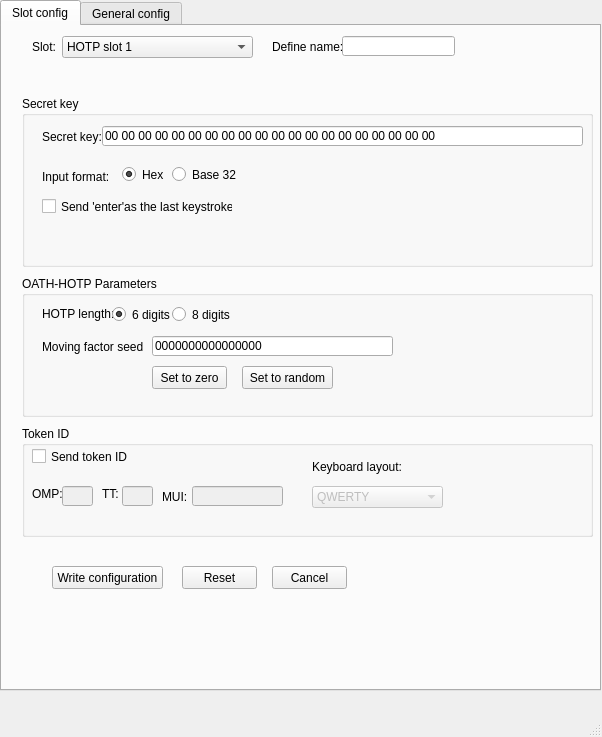
Old version of the form PC software/CryptoStickGUI/mainwindow.ui in the repository Nitrokey/nitrokey-pro-firmware.
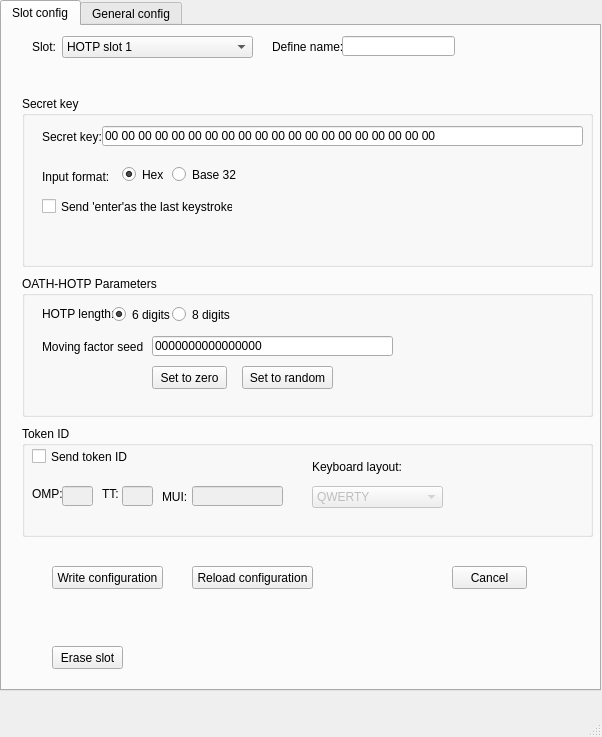
New version of the form.

The edit to the form file:
```diff
--- a/PC software/CryptoStickGUI/mainwindow.ui
+++ b/PC software/CryptoStickGUI/mainwindow.ui
@@ -33,14 +33,14 @@
      <widget class="QPushButton" name="resetButton">
       <property name="geometry">
        <rect>
-        <x>180</x>
+        <x>190</x>
         <y>540</y>
-        <width>75</width>
+        <width>121</width>
         <height>23</height>
        </rect>
       </property>
       <property name="text">
-       <string>Reset</string>
+       <string>Reload configuration</string>
       </property>
      </widget>
      <widget class="QGroupBox" name="groupBox">
@@ -149,7 +149,7 @@
      <widget class="QPushButton" name="cancelButton">
       <property name="geometry">
        <rect>
-        <x>270</x>
+        <x>450</x>
         <y>540</y>
         <width>75</width>
         <height>23</height>
@@ -523,6 +523,19 @@
        </property>
       </widget>
      </widget>
+     <widget class="QPushButton" name="eraseButton">
+      <property name="geometry">
+       <rect>
+        <x>50</x>
+        <y>620</y>
+        <width>71</width>
+        <height>23</height>
+       </rect>
+      </property>
+      <property name="text">
+       <string>Erase slot</string>
+      </property>
+     </widget>
     </widget>
     <widget class="QWidget" name="tab_2">
      <attribute name="title">
```
Left out of the diff: 4 changed lines with no effect on the pictures.
